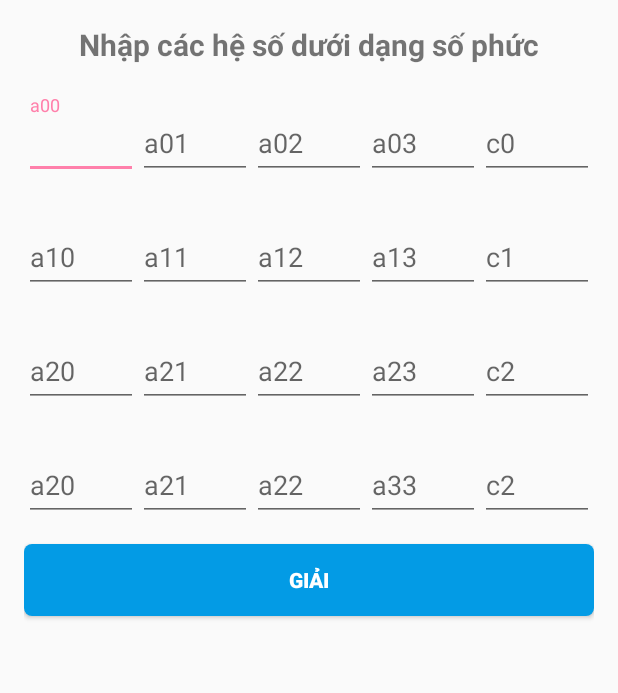
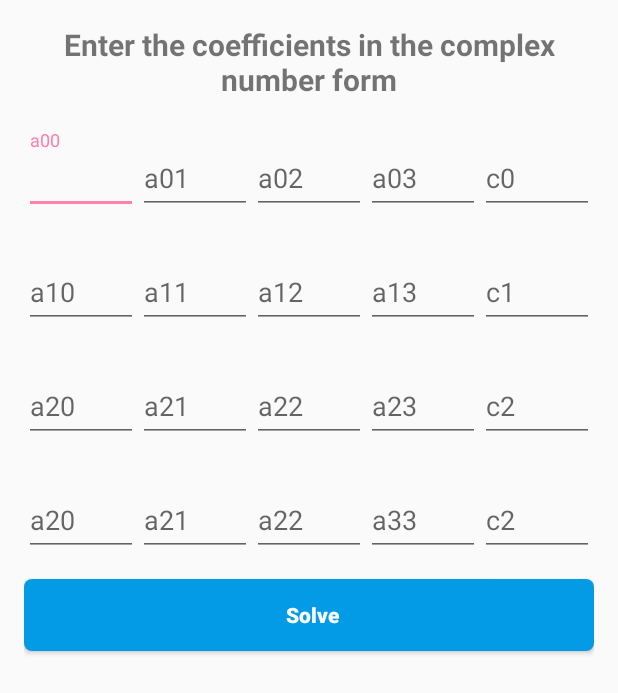
Before and after one commit to levulinh/Solve-Complex-Equations-Set, an Android app: the layout equations_set_44_fragment.xml on its own in the app's theme, with its tools: preview values and no code run, on a phone screen of 412 x 824 dp. Shown: the top 693 px of the screen. Run offline under Robolectric (Android 15) with nearby library versions, the phone set to English and light mode, and no system bars.

Commit message:
Update localization for Vietnamese

```diff
--- a/app/src/main/res/layout/equations_set_44_fragment.xml
+++ b/app/src/main/res/layout/equations_set_44_fragment.xml
@@ -15,7 +15,7 @@
             android:layout_width="match_parent"
             android:layout_height="wrap_content"
             android:layout_gravity="center"
-            android:text="Nhập các hệ số dưới dạng số phức"
+            android:text="@string/input_instruction"
             android:textAlignment="center"
             android:textSize="20sp"
             android:textStyle="normal|bold" />
@@ -305,30 +305,10 @@
             android:layout_height="wrap_content"
             android:layout_marginTop="15dp"
             android:background="@drawable/button"
-            android:text="Giải"
+            android:text="@string/solve"
             android:textColor="#ffffff"
-            android:textStyle="normal|bold" />
-
-        <TextView
-            android:id="@+id/txt_ketqua"
-            android:layout_width="match_parent"
-            android:layout_height="wrap_content"
-            android:layout_marginTop="20dp"
-            android:text="Kết quả"
-            android:textAlignment="center"
-            android:textSize="16sp"
             android:textStyle="normal|bold"
-            android:visibility="gone" />
-
-        <TextView
-            android:id="@+id/txt_result"
-            android:layout_width="match_parent"
-            android:layout_height="wrap_content"
-            android:layout_marginTop="20dp"
-            android:text="TextView"
-            android:textSize="18sp"
-            android:textStyle="normal|bold"
-            android:visibility="gone" />
+            android:textAllCaps="false" />
 
     </LinearLayout>
 </FrameLayout>
```
Also changed, not shown: app/src/main/java/com/mandevices/complexEquationsSet/MainActivity.java (+4 -3 lines), app/src/main/java/com/mandevices/complexEquationsSet/MyFragment.java (+60 -18 lines), app/src/main/res/layout/equations_set_22_fragment.xml (+11 -8 lines), app/src/main/res/layout/equations_set_33_fragment.xml (+5 -4 lines), app/src/main/res/layout/fragment_info.xml (+4 -12 lines), app/src/main/res/values/strings.xml (+21 -12 lines), app/src/main/res/drawable-hdpi/ic_new.png (added), app/src/main/res/drawable-mdpi/ic_new.png (added), app/src/main/res/drawable-xhdpi/ic_new.png (added), app/src/main/res/drawable-xxhdpi/ic_new.png (added), 1 other file.
